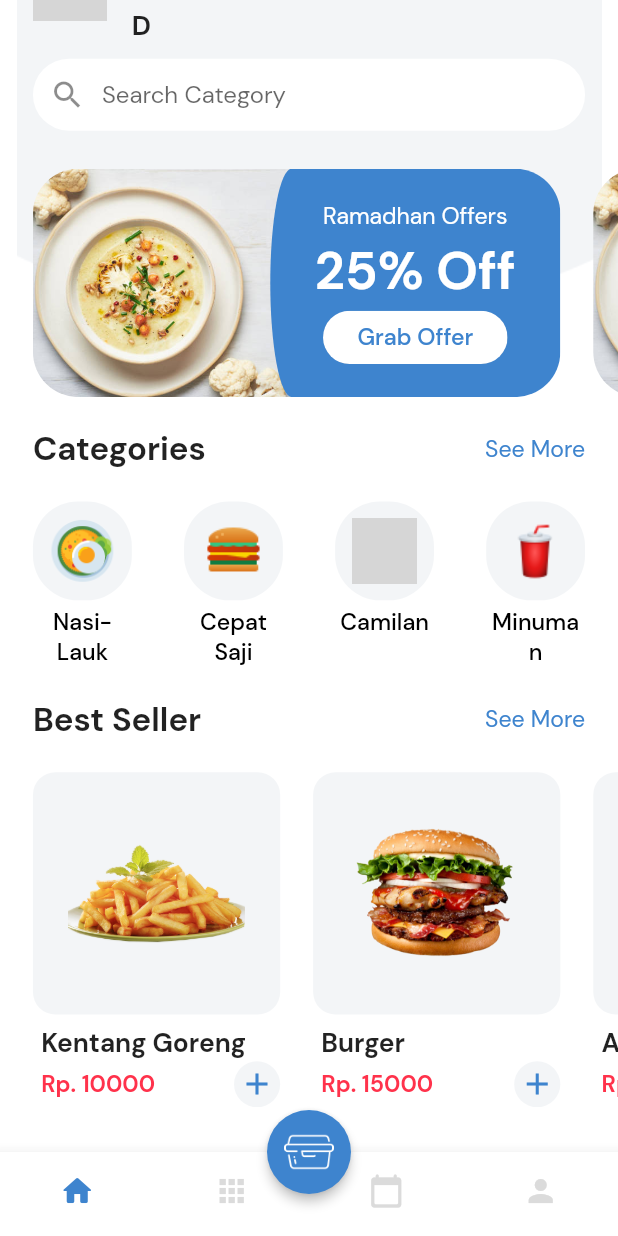
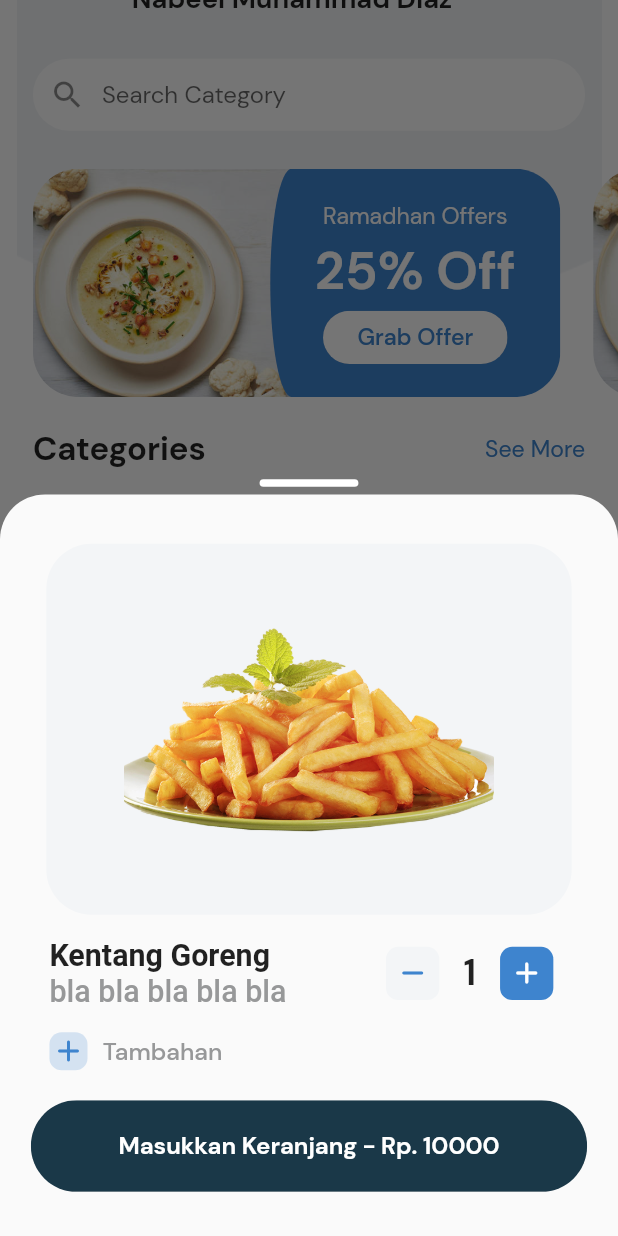
Before and after one commit to IKAI-TEAM/FrontEnd_EKantin, a Flutter app: the MainBody screen opened directly, scrolled down 56 dp, after a tap on the "add" icon, on a phone screen of 412 x 824 dp. Run offline on Flutter 3.47's test engine with Material 2 defaults, Android fonts, the phone set to English and light mode, and no system bars; network calls fail; grey boxes are pictures that could not be loaded.

Commit message:
homepage sampai popup menu detail

```diff
--- a/e_kantin/lib/constants.dart
+++ b/e_kantin/lib/constants.dart
@@ -3,6 +3,7 @@ import 'package:flutter/material.dart';
 const kMainColor = Color(0xff3e84ce);
 const kSecondaryColor = Color(0xfff3f5f7);
 const kButtonColor = Color(0xff1A3848);
+const kTextColor = Color(0xFF979899);
 
 // Form Error
 const kPhoneNullError = "Masukkan Nomor Telepon";
--- a/e_kantin/lib/models/product.dart
+++ b/e_kantin/lib/models/product.dart
@@ -5,7 +5,8 @@ class Product {
   final String title, description;
   final List<String> images;
   final List<Color> colors;
-  final String price;
+  final int price;
+  final List<String> addons;
 
   Product({
     required this.images,
@@ -13,6 +14,7 @@ class Product {
     required this.title,
     required this.description,
     required this.price,
+    required this.addons,
   });
 }
 
@@ -29,8 +31,8 @@ List<Product> demoProduct = [
       ],
       title: "Kentang Goreng",
       description: "bla bla bla bla bla",
-    price: "10000",
-  ),
+      price: 10000,
+      addons: ["Saos", "Telus", "Sosis"]),
   Product(
       images: [
         "assets/images/burger.png",
@@ -43,8 +45,8 @@ List<Product> demoProduct = [
       ],
       title: "Burger",
       description: "bla bla bla bla bla",
-    price: "15000",
-  ),
+      price: 15000,
+      addons: ["Saos", "Telus", "Sosis"]),
   Product(
     images: [
       "assets/images/ayam.png",
@@ -57,6 +59,7 @@ List<Product> demoProduct = [
     ],
     title: "Ayam Goreng",
     description: "bla bla bla bla bla",
-    price: "15000",
+    price: 15000,
+    addons: [""],
   ),
 ];
--- a/e_kantin/lib/routes.dart
+++ b/e_kantin/lib/routes.dart
@@ -1,16 +1,24 @@
+import 'package:e_kantin/screens/activity/activity_screen.dart';
+import 'package:e_kantin/screens/chat/chat_screen.dart';
 import 'package:e_kantin/screens/home/home_screen.dart';
+import 'package:e_kantin/screens/login/login_screen.dart';
+import 'package:e_kantin/screens/menu/menu_screen.dart';
+import 'package:e_kantin/screens/profile/profile._screen.dart';
+import 'package:e_kantin/screens/splash/splash_screen.dart';
+import 'package:e_kantin/screens/success/success_screen.dart';
+import 'package:e_kantin/screens/welcome/welcome_screen.dart';
 import 'package:flutter/material.dart';
-import 'screens/login/login_screen.dart';
-import 'screens/splash/splash_screen.dart';
-import 'screens/welcome/welcome_screen.dart';
-// import 'screens/verification/verification_screen.dart';
-import 'screens/success/success_screen.dart';
+import 'screens/verification/verification_screen.dart';
 
 final Map<String, WidgetBuilder> routes = {
   SplashScreen.routeName: (context) => const SplashScreen(),
   WelcomeScreen.routeName: (context) => const WelcomeScreen(),
   LoginScreen.routeName: (context) => const LoginScreen(),
-  // VerificationScreen.routeName: (context) => VerificationScreen(),
+  VerificationScreen.routeName: (context) => const VerificationScreen(),
   SuccessScreen.routeName: (context) => const SuccessScreen(),
   HomePage.routeName: (context) => const HomePage(),
+  MenuScreen.routeName: (context) => const MenuScreen(),
+  ActivityScreen.routeName: (context) => const ActivityScreen(),
+  ChatScreen.routeName: (context) => const ChatScreen(),
+  ProfileScreen.routeName: (context) => const ProfileScreen(),
 };
--- /dev/null
+++ b/e_kantin/lib/screens/activity/activity_screen.dart
@@ -0,0 +1,15 @@
+import 'package:flutter/material.dart';
+
+class ActivityScreen extends StatelessWidget {
+  static String routeName = "/activity";
+  const ActivityScreen({super.key});
+
+  @override
+  Widget build(BuildContext context) {
+    return const Scaffold(
+      body: Center(
+        child: Text("Activity"),
+      ),
+    );
+  }
+}
--- /dev/null
+++ b/e_kantin/lib/screens/chat/chat_screen.dart
@@ -0,0 +1,15 @@
+import 'package:flutter/material.dart';
+
+class ChatScreen extends StatelessWidget {
+  static String routeName = '/chat';
+  const ChatScreen({super.key});
+
+  @override
+  Widget build(BuildContext context) {
+    return const Scaffold(
+      body: Center(
+        child: Text("chat"),
+      ),
+    );
+  }
+}
--- a/e_kantin/lib/screens/home/components/categories.dart
+++ b/e_kantin/lib/screens/home/components/categories.dart
@@ -68,8 +68,8 @@ class CategoriesCard extends StatelessWidget {
                 ),
               ),
             ),
-            const SizedBox(
-              height: 5,
+            SizedBox(
+              height: getProportionateScreenHeight(5),
             ),
             Text(
               text,
@@ -77,7 +77,7 @@ class CategoriesCard extends StatelessWidget {
               style: TextStyle(
                 color: Colors.black,
                 fontWeight: FontWeight.w500,
-                fontSize: getProportionateScreenWidth(14),
+                fontSize: getProportionateScreenHeight(14),
               ),
             )
           ],
--- a/e_kantin/lib/screens/home/components/home_body.dart
+++ b/e_kantin/lib/screens/home/components/home_body.dart
@@ -1,11 +1,15 @@
 import 'package:e_kantin/constants.dart';
-import 'package:e_kantin/models/product.dart';
+import 'package:e_kantin/screens/activity/activity_screen.dart';
+import 'package:e_kantin/screens/chat/chat_screen.dart';
 import 'package:e_kantin/screens/home/components/categories.dart';
 import 'package:e_kantin/screens/home/components/home_header.dart';
-import 'package:e_kantin/screens/home/components/product_card.dart';
+import 'package:e_kantin/screens/home/components/product_view.dart';
 import 'package:e_kantin/screens/home/components/search_field.dart';
 import 'package:e_kantin/screens/home/components/section_title.dart';
 import 'package:e_kantin/screens/home/components/special_offer.dart';
+import 'package:e_kantin/screens/home/home_screen.dart';
+import 'package:e_kantin/screens/menu/menu_screen.dart';
+import 'package:e_kantin/screens/profile/profile._screen.dart';
 import 'package:flutter/material.dart';
 import '../../../size_config.dart';
 import 'main_background.dart';
@@ -17,7 +21,10 @@ class MainBody extends StatelessWidget {
   Widget build(BuildContext context) {
     return Scaffold(
       body: MainBackground(
+        child: SingleChildScrollView(
+          scrollDirection: Axis.vertical,
           child: SafeArea(
+            maintainBottomViewPadding: true,
             child: Column(
               children: [
                 const HomeHeader(),
@@ -36,26 +43,16 @@ class MainBody extends StatelessWidget {
                 const Categories(),
                 SectionTitle(
                   text: "Best Seller",
-                press: () {},
+                  press: () {
+                    Navigator.pushNamed(context, MenuScreen.routeName);
+                  },
                 ),
-              Padding(
-                padding: EdgeInsets.symmetric(
-                    vertical: getProportionateScreenHeight(20)),
-                child: SingleChildScrollView(
-                  scrollDirection: Axis.horizontal,
-                  child: Row(
-                    children: [
-                      ...List.generate(
-                        demoProduct.length,
-                        (index) => ProductCard(
-                          product: demoProduct[index],
-                        ),
-                      ),
+                const ProductCarousel(),
+                SizedBox(
+                  height: SizeConfig.screenHeight * 0.1,
+                )
               ],
             ),
-                ),
-              ),
-            ],
           ),
         ),
       ),
@@ -67,7 +64,43 @@ class MainBody extends StatelessWidget {
         child: Image.asset('assets/icons/lunch-box.png',
             width: getProportionateScreenWidth(30)),
       ),
-      bottomNavigationBar: BottomNavigationBar(
+      bottomNavigationBar: const NavBar(),
+    );
+  }
+}
+
+class NavBar extends StatefulWidget {
+  const NavBar({
+    super.key,
+  });
+
+  @override
+  State<NavBar> createState() => _NavBarState();
+}
+
+class _NavBarState extends State<NavBar> {
+  int currentIndex = 0;
+  List pages = [
+    HomePage.routeName,
+    ActivityScreen.routeName,
+    ChatScreen.routeName,
+    ProfileScreen.routeName,
+  ];
+  void onTap(int index) {
+    setState(() {
+      // currentIndex = index;
+      Navigator.pushNamed(
+        context,
+        pages[index],
+      );
+    });
+  }
+
+  @override
+  Widget build(BuildContext context) {
+    return BottomNavigationBar(
+      onTap: onTap,
+      currentIndex: currentIndex,
       type: BottomNavigationBarType.fixed,
       backgroundColor: Colors.white,
       selectedItemColor: kMainColor,
@@ -80,19 +113,18 @@ class MainBody extends StatelessWidget {
           label: "Home",
         ),
         BottomNavigationBarItem(
-            icon: Icon(Icons.apps_rounded),
-            label: "Menu",
+          icon: Icon(Icons.calendar_today_rounded),
+          label: "Activity",
         ),
         BottomNavigationBarItem(
-            icon: Icon(Icons.calendar_today_rounded),
-            label: "Orders",
+          icon: Icon(Icons.apps_rounded),
+          label: "Chat",
         ),
         BottomNavigationBarItem(
           icon: Icon(Icons.person),
           label: "Profile",
         ),
       ],
-      ),
     );
   }
 }
--- a/e_kantin/lib/screens/home/components/home_header.dart
+++ b/e_kantin/lib/screens/home/components/home_header.dart
@@ -34,24 +34,24 @@ class HomeHeader extends StatelessWidget {
             padding: EdgeInsets.symmetric(
               horizontal: getProportionateScreenWidth(15),
             ),
-            width: SizeConfig.screenWidth * 0.5,
+            width: SizeConfig.screenWidth * 0.7,
             height: SizeConfig.screenWidth * 0.12,
             child: Column(
               crossAxisAlignment: CrossAxisAlignment.start,
               mainAxisAlignment: MainAxisAlignment.spaceEvenly,
-              children: const [
+              children: [
                 Text(
                   "Good Morning",
                   style: TextStyle(
                     fontWeight: FontWeight.w500,
-                    fontSize: 14,
+                    fontSize: getProportionateScreenHeight(14),
                   ),
                 ),
                 Text(
-                  "Nabeel Muhammad D",
+                  "Nabeel Muhammad Diaz",
                   style: TextStyle(
                     fontWeight: FontWeight.bold,
-                    fontSize: 18,
+                    fontSize: getProportionateScreenHeight(18),
                   ),
                 )
               ],
--- a/e_kantin/lib/screens/home/components/product_card.dart
+++ b/e_kantin/lib/screens/home/components/product_card.dart
@@ -1,5 +1,6 @@
 import 'package:e_kantin/constants.dart';
 import 'package:e_kantin/models/product.dart';
+import 'package:e_kantin/screens/home/components/product_sheet.dart';
 import 'package:e_kantin/size_config.dart';
 import 'package:flutter/material.dart';
 
@@ -9,14 +10,15 @@ class ProductCard extends StatelessWidget {
     required this.product,
     this.width = 150,
     this.aspectRatio = 1.02,
+    this.paddingLeft = 0,
   });
 
   final Product product;
-  final double width, aspectRatio;
+  final double width, aspectRatio, paddingLeft;
   @override
   Widget build(BuildContext context) {
     return Padding(
-      padding: EdgeInsets.only(left: getProportionateScreenWidth(20)),
+      padding: EdgeInsets.only(left: paddingLeft),
       child: SizedBox(
         width: getProportionateScreenWidth(width),
         child: Column(
@@ -79,7 +81,22 @@ class ProductCard extends StatelessWidget {
                       color: kMainColor,
                       padding: EdgeInsets.zero,
                       icon: const Icon(Icons.add),
-                      onPressed: () {},
+                      onPressed: () {
+                        showModalBottomSheet(
+                          context: context,
+                          isScrollControlled: true,
+                          shape: const RoundedRectangleBorder(
+                            borderRadius: BorderRadius.vertical(
+                              top: Radius.circular(30),
+                            ),
+                          ),
+                          builder: (BuildContext context) {
+                            return ProductSheet(
+                              product: product,
+                            );
+                          },
+                        );
+                      },
                     ),
                   ),
                 )
--- /dev/null
+++ b/e_kantin/lib/screens/home/components/product_sheet.dart
@@ -0,0 +1,223 @@
+import 'package:e_kantin/components/rounded_button.dart';
+import 'package:e_kantin/constants.dart';
+import 'package:e_kantin/models/product.dart';
+import 'package:e_kantin/size_config.dart';
+import 'package:flutter/material.dart';
+
+class ProductSheet extends StatefulWidget {
+  const ProductSheet({
+    super.key,
+    required this.product,
+  });
+  final Product product;
+
+  @override
+  State<ProductSheet> createState() => _ProductSheetState();
+}
+
+class _ProductSheetState extends State<ProductSheet> {
+  int itemCount = 1;
+  int total = 0;
+  @override
+  Widget build(BuildContext context) {
+    return DraggableScrollableSheet(
+      maxChildSize: 0.62,
+      initialChildSize: 0.6,
+      minChildSize: 0.5,
+      expand: false,
+      builder: (context, scrollController) {
+        return SingleChildScrollView(
+          controller: scrollController,
+          child: Stack(
+            alignment: Alignment.topCenter,
+            clipBehavior: Clip.none,
+            children: [
+              Positioned(
+                top: -getProportionateScreenHeight(10),
+                child: Container(
+                  width: getProportionateScreenWidth(60),
+                  height: getProportionateScreenHeight(5),
+                  decoration: const BoxDecoration(
+                    borderRadius: BorderRadius.all(
+                      Radius.circular(10),
+                    ),
+                    color: Colors.white,
+                  ),
+                ),
+              ),
+              Column(
+                children: [
+                  SizedBox(
+                    height: SizeConfig.screenWidth * 0.08,
+                  ),
+                  Container(
+                    width: SizeConfig.screenWidth * 0.85,
+                    height: SizeConfig.screenWidth * 0.6,
+                    decoration: BoxDecoration(
+                      borderRadius: const BorderRadius.all(
+                        Radius.circular(30),
+                      ),
+                      color: kSecondaryColor,
+                      image: DecorationImage(
+                        image: AssetImage(widget.product.images[0]),
+                        fit: BoxFit.fitHeight,
+                      ),
+                    ),
+                  ),
+                  Padding(
+                    padding: EdgeInsets.symmetric(
+                      vertical: getProportionateScreenHeight(15),
+                      horizontal: getProportionateScreenWidth(30),
+                    ),
+                    child: Row(
+                      mainAxisAlignment: MainAxisAlignment.spaceBetween,
+                      children: [
+                        Text.rich(
+                          TextSpan(
+                            style: TextStyle(
+                              fontWeight: FontWeight.bold,
+                              fontSize: getProportionateScreenHeight(20),
+                            ),
+                            children: [
+                              TextSpan(text: "${widget.product.title}\n"),
+                              TextSpan(
+                                text: widget.product.description,
+                                style: const TextStyle(
+                                  fontWeight: FontWeight.w500,
+                                  color: kTextColor,
+                                ),
+                              ),
+                            ],
+                          ),
+                        ),
+                        SizedBox(
+                          width: SizeConfig.screenWidth * 0.32,
+                          child: Padding(
+                            padding: EdgeInsets.symmetric(
+                              horizontal: getProportionateScreenHeight(10),
+                            ),
+                            child: Row(
+                              mainAxisAlignment: MainAxisAlignment.spaceBetween,
+                              children: [
+                                Container(
+                                  height: getProportionateScreenHeight(35),
+                                  width: getProportionateScreenHeight(35),
+                                  decoration: BoxDecoration(
+                                    color: itemCount != 0
+                                        ? kSecondaryColor
+                                        : kTextColor.withOpacity(0.6),
+                                    borderRadius: BorderRadius.all(
+                                      Radius.circular(
+                                        getProportionateScreenHeight(8),
+                                      ),
+                                    ),
+                                  ),
+                                  child: IconButton(
+                                    padding: const EdgeInsets.all(0),
+                                    color: kMainColor,
+                                    disabledColor: Colors.black,
+                                    onPressed: itemCount != 0
+                                        ? () {
+                                            setState(() {
+                                              itemCount--;
+                                              total = itemCount *
+                                                  widget.product.price;
+                                            });
+                                          }
+                                        : null,
+                                    icon: const Icon(Icons.remove_rounded),
+                                  ),
+                                ),
+                                Text(
+                                  itemCount.toString(),
+                                  style: TextStyle(
+                                    fontWeight: FontWeight.bold,
+                                    fontSize: getProportionateScreenHeight(24),
+                                  ),
+                                ),
+                                Container(
+                                  height: getProportionateScreenHeight(35),
+                                  width: getProportionateScreenHeight(35),
+                                  decoration: BoxDecoration(
+                                    color: kMainColor,
+                                    borderRadius: BorderRadius.all(
+                                      Radius.circular(
+                                        getProportionateScreenHeight(8),
+                                      ),
+                                    ),
+                                  ),
+                                  child: IconButton(
+                                    padding: const EdgeInsets.all(0),
+                                    color: Colors.white,
+                                    onPressed: () {
+                                      setState(() {
+                                        itemCount++;
+                                        total =
+                                            itemCount * widget.product.price;
+                                      });
+                                    },
+                                    icon: const Icon(Icons.add_rounded),
+                                  ),
+                                ),
+                              ],
+                            ),
+                          ),
+                        )
+                      ],
+                    ),
+                  ),
+                  Padding(
+                    padding: EdgeInsets.symmetric(
+                      horizontal: getProportionateScreenWidth(30),
+                    ),
+                    child: Row(
+                      children: [
+                        Container(
+                          height: getProportionateScreenHeight(25),
+                          width: getProportionateScreenHeight(25),
+                          decoration: BoxDecoration(
+                            color: kMainColor.withOpacity(0.2),
+                            borderRadius: BorderRadius.all(
+                              Radius.circular(
+                                getProportionateScreenHeight(8),
+                              ),
+                            ),
+                          ),
+                          child: IconButton(
+                            padding: EdgeInsets.zero,
+                            onPressed: () {},
+                            icon: const Icon(
+                              Icons.add_rounded,
+                              color: kMainColor,
+                            ),
+                          ),
+                        ),
+                        Padding(
+                          padding: EdgeInsets.only(
+                            left: getProportionateScreenHeight(10),
+                          ),
+                          child: Text(
+                            "Tambahan",
+                            style: TextStyle(
+                                fontWeight: FontWeight.w500,
+                                fontSize: getProportionateScreenHeight(16),
+                                color: kTextColor),
+                          ),
+                        ),
+                      ],
+                    ),
+                  ),
+                  RoundedButton(
+                      text:
+                          "Masukkan Keranjang - Rp. ${total != 0 ? total : widget.product.price}",
+                      press: () {},
+                      width: SizeConfig.screenWidth * 0.9)
+                ],
+              ),
+            ],
+          ),
+        );
+      },
+    );
+  }
+}
--- /dev/null
+++ b/e_kantin/lib/screens/home/components/product_view.dart
@@ -0,0 +1,31 @@
+import 'package:e_kantin/models/product.dart';
+import 'package:e_kantin/screens/home/components/product_card.dart';
+import 'package:e_kantin/size_config.dart';
+import 'package:flutter/material.dart';
+
+class ProductCarousel extends StatelessWidget {
+  const ProductCarousel({
+    super.key,
+  });
+
+  @override
+  Widget build(BuildContext context) {
+    return Padding(
+      padding: EdgeInsets.symmetric(vertical: getProportionateScreenHeight(20)),
+      child: SingleChildScrollView(
+        scrollDirection: Axis.horizontal,
+        child: Row(
+          children: [
+            ...List.generate(
+              demoProduct.length,
+              (index) => ProductCard(
+                product: demoProduct[index],
+                paddingLeft: getProportionateScreenWidth(20),
+              ),
+            ),
+          ],
+        ),
+      ),
+    );
+  }
+}
--- a/e_kantin/lib/screens/success/success_screen.dart
+++ b/e_kantin/lib/screens/success/success_screen.dart
@@ -56,7 +56,7 @@ class SuccessScreen extends StatelessWidget {
                       "Masuk Berhasil!",
                       style: TextStyle(
                         fontWeight: FontWeight.bold,
-                        fontSize: getProportionateScreenWidth(34),
+                        fontSize: getProportionateScreenHeight(34),
                       ),
                     ),
                     SizedBox(
@@ -67,11 +67,11 @@ class SuccessScreen extends StatelessWidget {
                       textAlign: TextAlign.center,
                       style: TextStyle(
                         fontWeight: FontWeight.w500,
-                        fontSize: getProportionateScreenWidth(14),
+                        fontSize: getProportionateScreenHeight(14),
                       ),
                     ),
                     SizedBox(
-                      height: SizeConfig.screenHeight * 0.2,
+                      height: SizeConfig.screenHeight * 0.1,
                     ),
                     RoundedButton(
                       width: SizeConfig.screenWidth * 0.8,
```
Also changed, not shown: e_kantin/lib/screens/login/login_screen.dart (+21 -33 lines), e_kantin/lib/screens/menu/menu_screen.dart (added, +103 -0 lines), e_kantin/lib/screens/profile/profile._screen.dart (added, +15 -0 lines), e_kantin/lib/screens/verification/verification_screen.dart (+24 -16 lines), e_kantin/lib/screens/welcome/components/body.dart (+5 -5 lines). Lines whose indentation alone changed are shown as unchanged.
